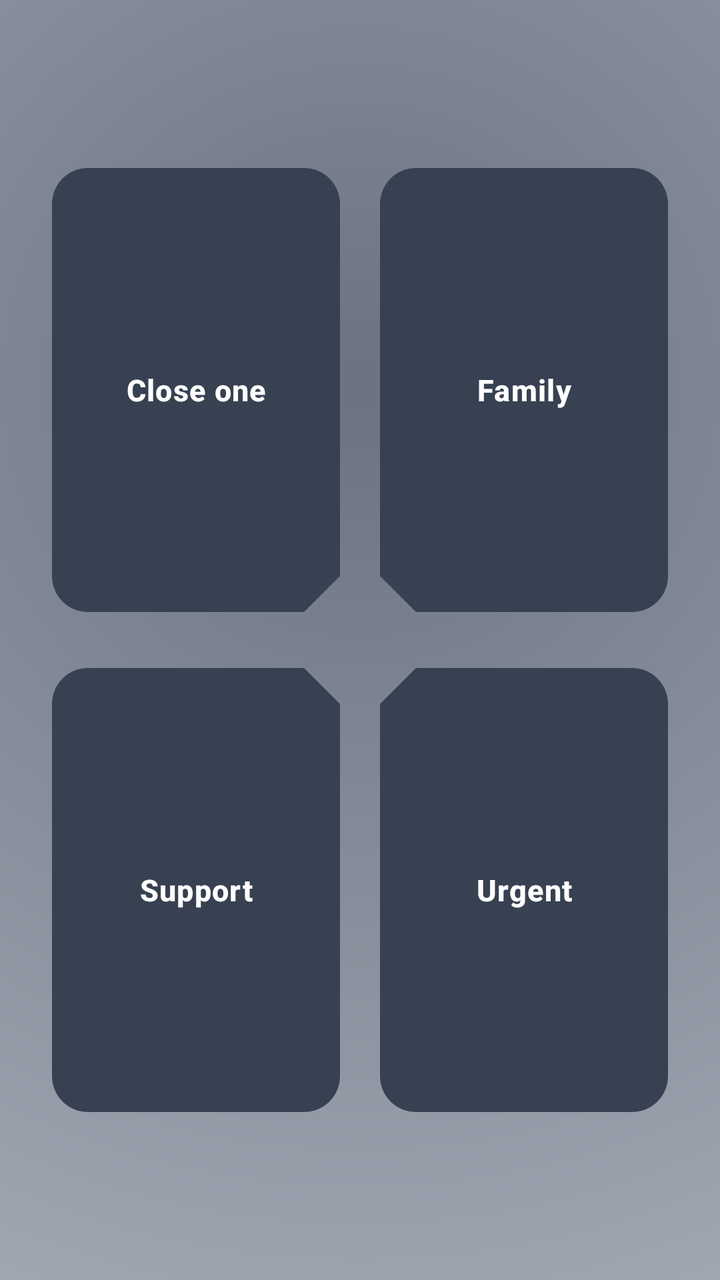
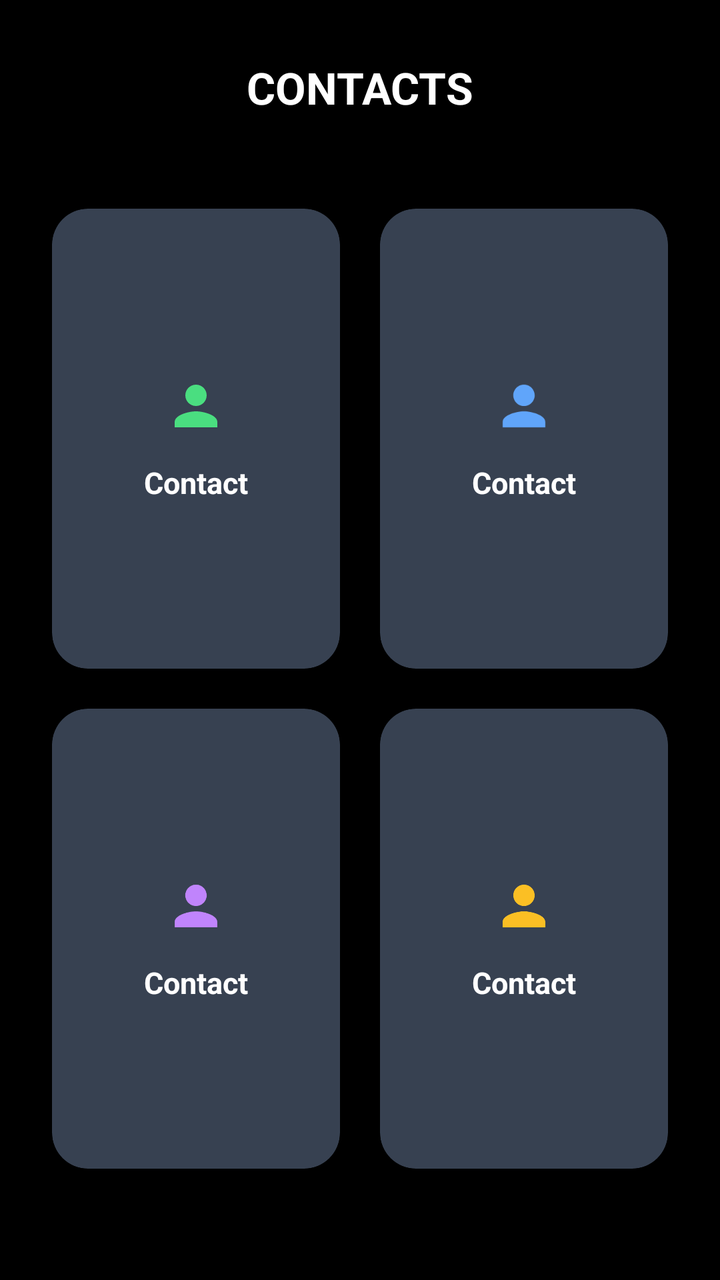

An Android layout rendered at two revisions. The XML below is the earlier revision; the diff shows what the commit changed to produce the second picture.
<!-- AndroidManifest.xml: application theme Theme.AllIsOK -->
<!-- res/layout/activity_contacts.xml -->
<?xml version="1.0" encoding="utf-8"?>
<androidx.constraintlayout.widget.ConstraintLayout
    xmlns:android="http://schemas.android.com/apk/res/android"
    xmlns:app="http://schemas.android.com/apk/res-auto"
    android:layout_width="match_parent"
    android:layout_height="match_parent"
    android:background="@drawable/bg_home_gradient">

    <TextView
        android:id="@+id/viewAdminIndicator"
        android:layout_width="0dp"
        android:layout_height="28dp"
        android:background="@android:color/holo_red_dark"
        android:gravity="center"
        android:text="@string/admin_mode_active"
        android:textColor="@android:color/white"
        android:textSize="12sp"
        android:textStyle="bold"
        android:visibility="gone"
        app:layout_constraintTop_toTopOf="parent"
        app:layout_constraintStart_toStartOf="parent"
        app:layout_constraintEnd_toEndOf="parent" />

    <GridLayout
        android:id="@+id/contactButtonsContainer"
        android:layout_width="0dp"
        android:layout_height="wrap_content"
        android:columnCount="2"
        android:rowCount="2"
        android:padding="16dp"
        app:layout_constraintTop_toBottomOf="@id/viewAdminIndicator"
        app:layout_constraintBottom_toBottomOf="parent"
        app:layout_constraintVertical_bias="0.5"
        app:layout_constraintStart_toStartOf="parent"
        app:layout_constraintEnd_toEndOf="parent">

        <com.google.android.material.button.MaterialButton
            android:id="@+id/buttonRelative"
            android:layout_width="0dp"
            android:layout_height="230dp"
            android:layout_columnWeight="1"
            android:layout_margin="10dp"
            android:letterSpacing="0.03"
            android:text="@string/contact_relative"
            android:textAllCaps="false"
            android:textColor="@color/expirely_onPrimary"
            android:textSize="15sp"
            android:textStyle="bold"
            android:hyphenationFrequency="none"
            app:backgroundTint="@color/expirely_primary"
            app:cornerRadius="18dp"
            app:elevation="8dp"
            app:shapeAppearanceOverlay="@style/CutCornersButton_BottomRight" />

        <com.google.android.material.button.MaterialButton
            android:id="@+id/buttonDoctor"
            android:layout_width="0dp"
            android:layout_height="230dp"
            android:layout_columnWeight="1"
            android:layout_margin="10dp"
            android:letterSpacing="0.03"
            android:text="@string/contact_doctor"
            android:textAllCaps="false"
            android:textColor="@color/expirely_onPrimary"
            android:textSize="15sp"
            android:textStyle="bold"
            android:hyphenationFrequency="none"
            app:backgroundTint="@color/expirely_primary"
            app:cornerRadius="18dp"
            app:elevation="8dp"
            app:shapeAppearanceOverlay="@style/CutCornersButton_BottomLeft" />

        <com.google.android.material.button.MaterialButton
            android:id="@+id/buttonContact3"
            android:layout_width="0dp"
            android:layout_height="230dp"
            android:layout_columnWeight="1"
            android:layout_margin="10dp"
            android:letterSpacing="0.03"
            android:text="@string/contact_3"
            android:textAllCaps="false"
            android:textColor="@color/expirely_onPrimary"
            android:textSize="15sp"
            android:textStyle="bold"
            android:hyphenationFrequency="none"
            app:backgroundTint="@color/expirely_primary"
            app:cornerRadius="18dp"
            app:elevation="8dp"
            app:shapeAppearanceOverlay="@style/CutCornersButton_TopRight" />

        <com.google.android.material.button.MaterialButton
            android:id="@+id/buttonEmergency"
            android:layout_width="0dp"
            android:layout_height="230dp"
            android:layout_columnWeight="1"
            android:layout_margin="10dp"
            android:letterSpacing="0.03"
            android:text="@string/contact_emergency"
            android:textAllCaps="false"
            android:textColor="@color/expirely_onPrimary"
            android:textSize="15sp"
            android:textStyle="bold"
            android:hyphenationFrequency="none"
            app:backgroundTint="@color/expirely_primary"
            app:cornerRadius="18dp"
            app:elevation="8dp"
            app:shapeAppearanceOverlay="@style/CutCornersButton_TopLeft" />

    </GridLayout>

</androidx.constraintlayout.widget.ConstraintLayout>
<!-- resources referenced by this layout -->
<resources>
  <color name="expirely_onPrimary">#FFFFFF</color>
  <color name="expirely_primary">#374151</color>
  <!-- drawable bg_home_gradient (drawable) -->
  <?xml version="1.0" encoding="utf-8"?>
  <shape xmlns:android="http://schemas.android.com/apk/res/android"
      android:shape="rectangle">
  
      <gradient
          android:type="radial"
          android:gradientRadius="900dp"
          android:centerX="0.5"
          android:centerY="0.3"
          android:startColor="#6B7280"
          android:centerColor="#9CA3AF"
          android:endColor="#D1D5DB" />
  
  </shape>
  <string name="admin_mode_active">ADMIN MODE ACTIVE</string>
  <string name="contact_3">Support</string>
  <string name="contact_doctor">Family</string>
  <string name="contact_emergency">Urgent</string>
  <string name="contact_relative">Close one</string>
  <style name="CutCornersButton_BottomLeft">
          <item name="cornerFamilyTopLeft">rounded</item>
          <item name="cornerFamilyTopRight">rounded</item>
          <item name="cornerFamilyBottomLeft">cut</item>
          <item name="cornerFamilyBottomRight">rounded</item>
          <item name="cornerSizeBottomLeft">28dp</item>
      </style>
  <style name="CutCornersButton_BottomRight">
          <item name="cornerFamilyTopLeft">rounded</item>
          <item name="cornerFamilyTopRight">rounded</item>
          <item name="cornerFamilyBottomLeft">rounded</item>
          <item name="cornerFamilyBottomRight">cut</item>
          <item name="cornerSizeBottomRight">28dp</item>
      </style>
  <style name="CutCornersButton_TopLeft">
          <item name="cornerFamilyTopLeft">cut</item>
          <item name="cornerFamilyTopRight">rounded</item>
          <item name="cornerFamilyBottomLeft">rounded</item>
          <item name="cornerFamilyBottomRight">rounded</item>
          <item name="cornerSizeTopLeft">28dp</item>
      </style>
  <style name="CutCornersButton_TopRight">
          <item name="cornerFamilyTopLeft">rounded</item>
          <item name="cornerFamilyTopRight">cut</item>
          <item name="cornerFamilyBottomLeft">rounded</item>
          <item name="cornerFamilyBottomRight">rounded</item>
          <item name="cornerSizeTopRight">28dp</item>
      </style>
  <style name="Theme.AllIsOK" parent="Base.Theme.AllIsOK">
          <item name="colorPrimary">@color/expirely_primary</item>
          <item name="colorOnPrimary">@color/expirely_onPrimary</item>
          <item name="android:statusBarColor">@color/expirely_primary</item>
          <item name="popupMenuStyle">@style/Widget.AllIsOK.PopupMenu</item>
          <item name="actionOverflowMenuStyle">@style/Widget.AllIsOK.PopupMenu</item>
          <item name="android:textColorPrimary">#111111</item>
          <item name="android:textColorSecondary">#333333</item>
      </style>
  <style name="Base.Theme.AllIsOK" parent="Theme.Material3.DayNight.NoActionBar">
      </style>
  <style name="Widget.AllIsOK.PopupMenu" parent="Widget.Material3.PopupMenu">
          <item name="android:popupBackground">@drawable/bg_rounded_popup</item>
          <item name="android:popupElevation">12dp</item>
          <item name="android:textColor">#111111</item>
          <item name="android:itemTextAppearance">@style/AllIsOK.PopupMenuItemText</item>
      </style>
  <!-- drawable bg_rounded_popup (drawable) -->
  <?xml version="1.0" encoding="utf-8"?>
  <shape xmlns:android="http://schemas.android.com/apk/res/android"
      android:shape="rectangle">
      <solid android:color="#FFFFFF" />
      <corners android:radius="18dp" />
      <stroke
          android:width="1dp"
          android:color="#1A000000" />
      <padding
          android:left="8dp"
          android:top="8dp"
          android:right="8dp"
          android:bottom="8dp" />
  </shape>
  <style name="AllIsOK.PopupMenuItemText" parent="@android:style/TextAppearance.Material.Menu">
          <item name="android:textColor">#111111</item>
          <item name="android:textStyle">bold</item>
      </style>
</resources>

<!-- the commit's change to res/layout/activity_contacts.xml (unified diff, before → after) -->
@@ -4,7 +4,20 @@
     xmlns:app="http://schemas.android.com/apk/res-auto"
     android:layout_width="match_parent"
     android:layout_height="match_parent"
-    android:background="@drawable/bg_home_gradient">
+    android:background="#000000">
+
+    <TextView
+        android:id="@+id/textContactsTitle"
+        android:layout_width="wrap_content"
+        android:layout_height="wrap_content"
+        android:layout_marginTop="29dp"
+        android:text="@string/home_contacts"
+        android:textColor="#FFFFFF"
+        android:textSize="22sp"
+        android:textStyle="bold"
+        app:layout_constraintEnd_toEndOf="parent"
+        app:layout_constraintStart_toStartOf="parent"
+        app:layout_constraintTop_toTopOf="parent" />
 
     <TextView
         android:id="@+id/viewAdminIndicator"
@@ -17,94 +30,202 @@
         android:textSize="12sp"
         android:textStyle="bold"
         android:visibility="gone"
-        app:layout_constraintTop_toTopOf="parent"
+        app:layout_constraintEnd_toEndOf="parent"
         app:layout_constraintStart_toStartOf="parent"
-        app:layout_constraintEnd_toEndOf="parent" />
+        app:layout_constraintTop_toBottomOf="@id/textContactsTitle" />
 
     <GridLayout
         android:id="@+id/contactButtonsContainer"
         android:layout_width="0dp"
         android:layout_height="wrap_content"
         android:columnCount="2"
+        android:padding="16dp"
         android:rowCount="2"
-        android:padding="16dp"
+        app:layout_constraintBottom_toBottomOf="parent"
+        app:layout_constraintEnd_toEndOf="parent"
+        app:layout_constraintStart_toStartOf="parent"
         app:layout_constraintTop_toBottomOf="@id/viewAdminIndicator"
-        app:layout_constraintBottom_toBottomOf="parent"
-        app:layout_constraintVertical_bias="0.5"
-        app:layout_constraintStart_toStartOf="parent"
-        app:layout_constraintEnd_toEndOf="parent">
-
-        <com.google.android.material.button.MaterialButton
+        app:layout_constraintVertical_bias="0.4">
+
+        <com.google.android.material.card.MaterialCardView
             android:id="@+id/buttonRelative"
             android:layout_width="0dp"
             android:layout_height="230dp"
             android:layout_columnWeight="1"
             android:layout_margin="10dp"
-            android:letterSpacing="0.03"
-            android:text="@string/contact_relative"
-            android:textAllCaps="false"
-            android:textColor="@color/expirely_onPrimary"
-            android:textSize="15sp"
-            android:textStyle="bold"
-            android:hyphenationFrequency="none"
-            app:backgroundTint="@color/expirely_primary"
-            app:cornerRadius="18dp"
-            app:elevation="8dp"
-            app:shapeAppearanceOverlay="@style/CutCornersButton_BottomRight" />
-
-        <com.google.android.material.button.MaterialButton
+            android:clickable="true"
+            android:focusable="true"
+            android:foreground="?attr/selectableItemBackground"
+            app:cardBackgroundColor="@color/expirely_primary"
+            app:cardCornerRadius="18dp"
+            app:cardElevation="0dp"
+            app:strokeWidth="0dp">
+
+            <LinearLayout
+                android:layout_width="match_parent"
+                android:layout_height="match_parent"
+                android:gravity="center"
+                android:orientation="vertical"
+                android:padding="16dp">
+
+                <ImageView
+                    android:layout_width="32dp"
+                    android:layout_height="32dp"
+                    android:contentDescription="@null"
+                    android:importantForAccessibility="no"
+                    android:src="@drawable/ic_contact_person"
+                    app:tint="#4ADE80" />
+
+                <TextView
+                    android:id="@+id/textRelative"
+                    android:layout_width="wrap_content"
+                    android:layout_height="wrap_content"
+                    android:layout_marginTop="12dp"
+                    android:gravity="center"
+                    android:hyphenationFrequency="none"
+                    android:text="@string/contact_slot_1"
+                    android:textColor="#FFFFFF"
+                    android:textSize="15sp"
+                    android:textStyle="bold" />
+
+            </LinearLayout>
+
+        </com.google.android.material.card.MaterialCardView>
+
+        <com.google.android.material.card.MaterialCardView
             android:id="@+id/buttonDoctor"
             android:layout_width="0dp"
             android:layout_height="230dp"
             android:layout_columnWeight="1"
             android:layout_margin="10dp"
-            android:letterSpacing="0.03"
-            android:text="@string/contact_doctor"
-            android:textAllCaps="false"
-            android:textColor="@color/expirely_onPrimary"
-            android:textSize="15sp"
-            android:textStyle="bold"
-            android:hyphenationFrequency="none"
-            app:backgroundTint="@color/expirely_primary"
-            app:cornerRadius="18dp"
-            app:elevation="8dp"
-            app:shapeAppearanceOverlay="@style/CutCornersButton_BottomLeft" />
-
-        <com.google.android.material.button.MaterialButton
+            android:clickable="true"
+            android:focusable="true"
+            android:foreground="?attr/selectableItemBackground"
+            app:cardBackgroundColor="@color/expirely_primary"
+            app:cardCornerRadius="18dp"
+            app:cardElevation="0dp"
+            app:strokeWidth="0dp">
+
+            <LinearLayout
+                android:layout_width="match_parent"
+                android:layout_height="match_parent"
+                android:gravity="center"
+                android:orientation="vertical"
+                android:padding="16dp">
+
+                <ImageView
+                    android:layout_width="32dp"
+                    android:layout_height="32dp"
+                    android:contentDescription="@null"
+                    android:importantForAccessibility="no"
+                    android:src="@drawable/ic_contact_person"
+                    app:tint="#60A5FA" />
+
+                <TextView
+                    android:id="@+id/textDoctor"
+                    android:layout_width="wrap_content"
+                    android:layout_height="wrap_content"
+                    android:layout_marginTop="12dp"
+                    android:gravity="center"
+                    android:hyphenationFrequency="none"
+                    android:text="@string/contact_slot_2"
+                    android:textColor="#FFFFFF"
+                    android:textSize="15sp"
+                    android:textStyle="bold" />
+
+            </LinearLayout>
+
+        </com.google.android.material.card.MaterialCardView>
+
+        <com.google.android.material.card.MaterialCardView
             android:id="@+id/buttonContact3"
             android:layout_width="0dp"
             android:layout_height="230dp"
             android:layout_columnWeight="1"
             android:layout_margin="10dp"
-            android:letterSpacing="0.03"
-            android:text="@string/contact_3"
-            android:textAllCaps="false"
-            android:textColor="@color/expirely_onPrimary"
-            android:textSize="15sp"
-            android:textStyle="bold"
-            android:hyphenationFrequency="none"
-            app:backgroundTint="@color/expirely_primary"
-            app:cornerRadius="18dp"
-            app:elevation="8dp"
-            app:shapeAppearanceOverlay="@style/CutCornersButton_TopRight" />
-
-        <com.google.android.material.button.MaterialButton
+            android:clickable="true"
+            android:focusable="true"
+            android:foreground="?attr/selectableItemBackground"
+            app:cardBackgroundColor="@color/expirely_primary"
+            app:cardCornerRadius="18dp"
+            app:cardElevation="0dp"
+            app:strokeWidth="0dp">
+
+            <LinearLayout
+                android:layout_width="match_parent"
+                android:layout_height="match_parent"
+                android:gravity="center"
+                android:orientation="vertical"
+                android:padding="16dp">
+
+                <ImageView
+                    android:layout_width="32dp"
+                    android:layout_height="32dp"
+                    android:contentDescription="@null"
+                    android:importantForAccessibility="no"
+                    android:src="@drawable/ic_contact_person"
+                    app:tint="#C084FC" />
+
+                <TextView
+                    android:id="@+id/textContact3"
+                    android:layout_width="wrap_content"
+                    android:layout_height="wrap_content"
+                    android:layout_marginTop="12dp"
+                    android:gravity="center"
+                    android:hyphenationFrequency="none"
+                    android:text="@string/contact_slot_3"
+                    android:textColor="#FFFFFF"
+                    android:textSize="15sp"
+                    android:textStyle="bold" />
+
+            </LinearLayout>
+
+        </com.google.android.material.card.MaterialCardView>
+
+        <com.google.android.material.card.MaterialCardView
             android:id="@+id/buttonEmergency"
             android:layout_width="0dp"
             android:layout_height="230dp"
             android:layout_columnWeight="1"
             android:layout_margin="10dp"
-            android:letterSpacing="0.03"
-            android:text="@string/contact_emergency"
-            android:textAllCaps="false"
-            android:textColor="@color/expirely_onPrimary"
-            android:textSize="15sp"
-            android:textStyle="bold"
-            android:hyphenationFrequency="none"
-            app:backgroundTint="@color/expirely_primary"
-            app:cornerRadius="18dp"
-            app:elevation="8dp"
-            app:shapeAppearanceOverlay="@style/CutCornersButton_TopLeft" />
+            android:clickable="true"
+            android:focusable="true"
+            android:foreground="?attr/selectableItemBackground"
+            app:cardBackgroundColor="@color/expirely_primary"
+            app:cardCornerRadius="18dp"
+            app:cardElevation="0dp"
+            app:strokeWidth="0dp">
+
+            <LinearLayout
+                android:layout_width="match_parent"
+                android:layout_height="match_parent"
+                android:gravity="center"
+                android:orientation="vertical"
+                android:padding="16dp">
+
+                <ImageView
+                    android:layout_width="32dp"
+                    android:layout_height="32dp"
+                    android:contentDescription="@null"
+                    android:importantForAccessibility="no"
+                    android:src="@drawable/ic_contact_person"
+                    app:tint="#FBBF24" />
+
+                <TextView
+                    android:id="@+id/textEmergency"
+                    android:layout_width="wrap_content"
+                    android:layout_height="wrap_content"
+                    android:layout_marginTop="12dp"
+                    android:gravity="center"
+                    android:hyphenationFrequency="none"
+                    android:text="@string/contact_slot_4"
+                    android:textColor="#FFFFFF"
+                    android:textSize="15sp"
+                    android:textStyle="bold" />
+
+            </LinearLayout>
+
+        </com.google.android.material.card.MaterialCardView>
 
     </GridLayout>
 
<!-- resource entries referenced after the edit -->
@@ -2,54 +2,23 @@
 <resources>
   <color name="expirely_onPrimary">#FFFFFF</color>
   <color name="expirely_primary">#374151</color>
-  <!-- drawable bg_home_gradient (drawable) -->
+  <!-- drawable ic_contact_person (drawable) -->
   <?xml version="1.0" encoding="utf-8"?>
-  <shape xmlns:android="http://schemas.android.com/apk/res/android"
-      android:shape="rectangle">
-  
-      <gradient
-          android:type="radial"
-          android:gradientRadius="900dp"
-          android:centerX="0.5"
-          android:centerY="0.3"
-          android:startColor="#6B7280"
-          android:centerColor="#9CA3AF"
-          android:endColor="#D1D5DB" />
-  
-  </shape>
+  <vector xmlns:android="http://schemas.android.com/apk/res/android"
+      android:width="24dp"
+      android:height="24dp"
+      android:viewportWidth="24"
+      android:viewportHeight="24">
+      <path
+          android:fillColor="#FFFFFF"
+          android:pathData="M12,12c2.21,0 4,-1.79 4,-4s-1.79,-4 -4,-4 -4,1.79 -4,4 1.79,4 4,4zM12,14c-2.67,0 -8,1.34 -8,4v2h16v-2c0,-2.66 -5.33,-4 -8,-4z" />
+  </vector>
   <string name="admin_mode_active">ADMIN MODE ACTIVE</string>
-  <string name="contact_3">Support</string>
-  <string name="contact_doctor">Family</string>
-  <string name="contact_emergency">Urgent</string>
-  <string name="contact_relative">Close one</string>
-  <style name="CutCornersButton_BottomLeft">
-          <item name="cornerFamilyTopLeft">rounded</item>
-          <item name="cornerFamilyTopRight">rounded</item>
-          <item name="cornerFamilyBottomLeft">cut</item>
-          <item name="cornerFamilyBottomRight">rounded</item>
-          <item name="cornerSizeBottomLeft">28dp</item>
-      </style>
-  <style name="CutCornersButton_BottomRight">
-          <item name="cornerFamilyTopLeft">rounded</item>
-          <item name="cornerFamilyTopRight">rounded</item>
-          <item name="cornerFamilyBottomLeft">rounded</item>
-          <item name="cornerFamilyBottomRight">cut</item>
-          <item name="cornerSizeBottomRight">28dp</item>
-      </style>
-  <style name="CutCornersButton_TopLeft">
-          <item name="cornerFamilyTopLeft">cut</item>
-          <item name="cornerFamilyTopRight">rounded</item>
-          <item name="cornerFamilyBottomLeft">rounded</item>
-          <item name="cornerFamilyBottomRight">rounded</item>
-          <item name="cornerSizeTopLeft">28dp</item>
-      </style>
-  <style name="CutCornersButton_TopRight">
-          <item name="cornerFamilyTopLeft">rounded</item>
-          <item name="cornerFamilyTopRight">cut</item>
-          <item name="cornerFamilyBottomLeft">rounded</item>
-          <item name="cornerFamilyBottomRight">rounded</item>
-          <item name="cornerSizeTopRight">28dp</item>
-      </style>
+  <string name="contact_slot_1">Contact</string>
+  <string name="contact_slot_2">Contact</string>
+  <string name="contact_slot_3">Contact</string>
+  <string name="contact_slot_4">Contact</string>
+  <string name="home_contacts">CONTACTS</string>
   <style name="Theme.AllIsOK" parent="Base.Theme.AllIsOK">
           <item name="colorPrimary">@color/expirely_primary</item>
           <item name="colorOnPrimary">@color/expirely_onPrimary</item>
